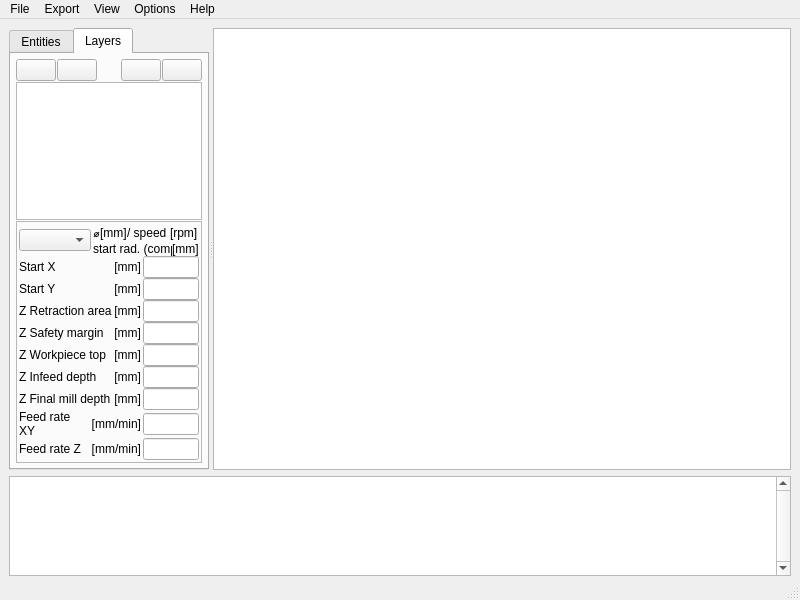
Before: the Qt Designer form source/dxf2gcode.ui in joco-nz/dxf2gcode-plasma, drawn with Qt 5.
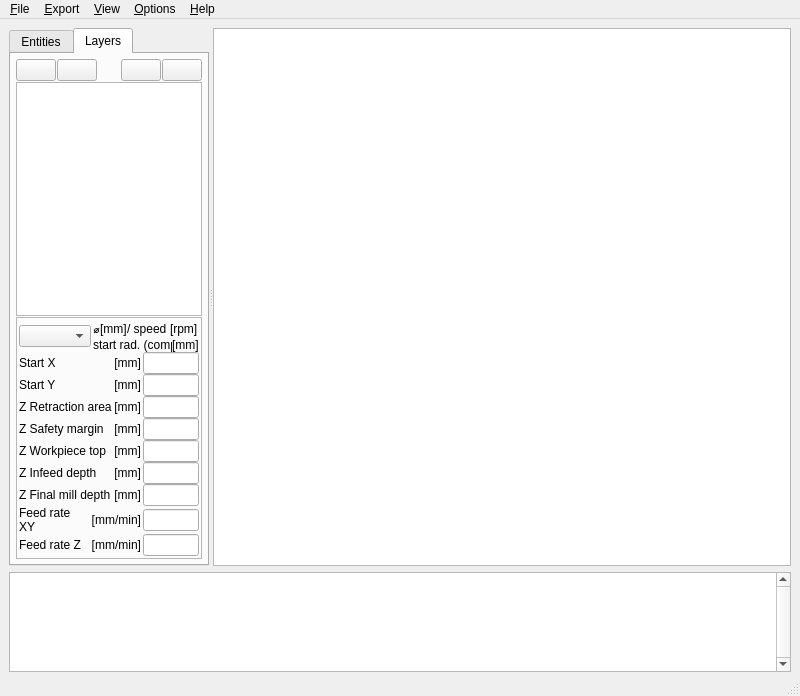
After: the same form once the commit is applied. The open tabs and pages were chosen to show the change. Icons and pictures are not drawn. Custom widgets are drawn as their Qt base class.

Commit message: * Fixed measuring units detection from DXF file * Added Options -> Measuring Unit submenu to switch between inches and millimeters if units were detected incorrectly

What changed in the file:
```diff
--- a/source/dxf2gcode.ui
+++ b/source/dxf2gcode.ui
@@ -10,7 +10,7 @@
     <x>0</x>
     <y>0</y>
     <width>800</width>
-    <height>600</height>
+    <height>696</height>
    </rect>
   </property>
   <property name="windowTitle">
@@ -851,12 +851,12 @@
      <x>0</x>
      <y>0</y>
      <width>800</width>
-     <height>21</height>
+     <height>31</height>
     </rect>
    </property>
    <widget class="QMenu" name="menuFile">
     <property name="title">
-     <string>File</string>
+     <string>&amp;File</string>
     </property>
     <addaction name="actionOpen"/>
     <addaction name="actionReload"/>
@@ -873,7 +873,7 @@
      <string>Export the current project to G-Code</string>
     </property>
     <property name="title">
-     <string>Export</string>
+     <string>&amp;Export</string>
     </property>
     <addaction name="actionOptimizePaths"/>
     <addaction name="actionExportShapes"/>
@@ -881,7 +881,7 @@
    </widget>
    <widget class="QMenu" name="menuView">
     <property name="title">
-     <string>View</string>
+     <string>&amp;View</string>
     </property>
     <addaction name="actionShowPathDirections"/>
     <addaction name="actionShowDisabledPaths"/>
@@ -893,9 +893,9 @@
     <addaction name="actionTopView"/>
     <addaction name="actionIsometricView"/>
    </widget>
-   <widget class="QMenu" name="menuTolerances">
+   <widget class="QMenu" name="menuOptions">
     <property name="title">
-     <string>Options</string>
+     <string>&amp;Options</string>
     </property>
     <widget class="QMenu" name="menuMachine_Type">
      <property name="title">
@@ -921,14 +921,14 @@
    </widget>
    <widget class="QMenu" name="menuHelp">
     <property name="title">
-     <string>Help</string>
+     <string>&amp;Help</string>
     </property>
     <addaction name="actionAbout"/>
    </widget>
    <addaction name="menuFile"/>
    <addaction name="menuExport"/>
    <addaction name="menuView"/>
-   <addaction name="menuTolerances"/>
+   <addaction name="menuOptions"/>
    <addaction name="menuHelp"/>
   </widget>
   <widget class="QStatusBar" name="statusbar"/>
```
Left out of the diff: 91 changed lines with no effect on the pictures. The commit also changes 5 other files.
